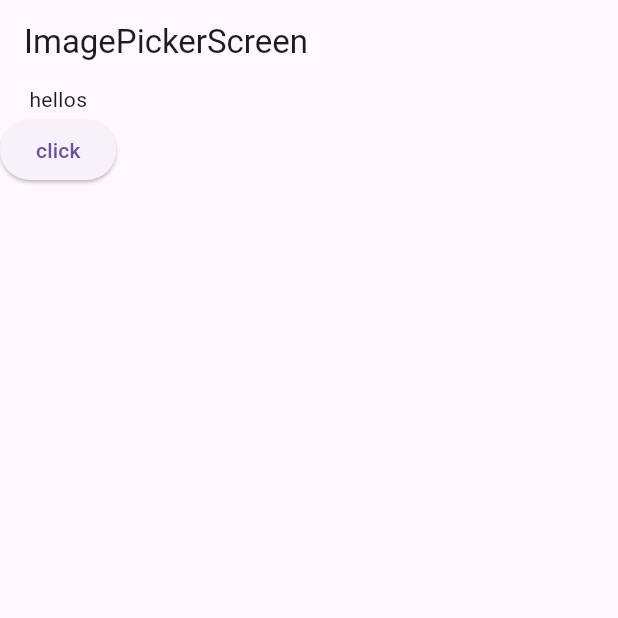
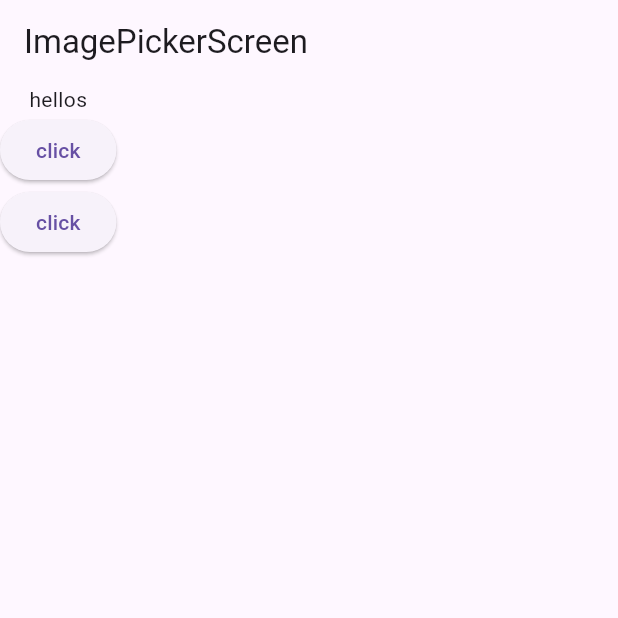
Before and after one commit to rahul211998/getxtwo20, a Flutter app: the screen it shows after launch, on a phone screen of 412 x 824 dp, the top half of it. Run offline on Flutter 3.47's test engine with Material 3 defaults, Android fonts, the light colour scheme and no system bars; our stand-ins replace connectivity_plus, country_code_picker, dio, file_picker, firebase_core, firebase_messaging and 1 more; accounts and stored records are empty.

Commit message:
Added image picker screen feature

```diff
--- a/lib/screens/imagepickerfolder/image_picker_screen.dart
+++ b/lib/screens/imagepickerfolder/image_picker_screen.dart
@@ -47,7 +47,8 @@ class ImagePickerScreen extends StatelessWidget {
           Container(
             child: Text("hellos"),
           ),
-          ElevatedButton(onPressed: getImageFromPc, child: Text('click'))
+          ElevatedButton(onPressed: getImageFromPc, child: Text('click')),
+          ElevatedButton(onPressed: (){}, child: Text('click'))
         ],
       ),
     );
```
